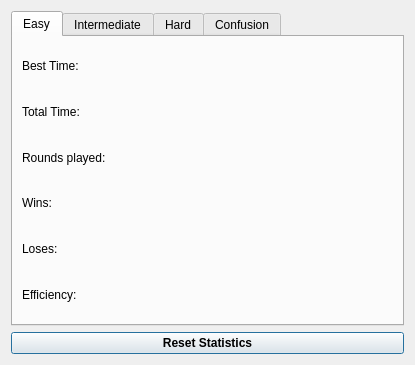
The window that statsdialog.ui (Filan-glitch/MinesweeperPlusPlus) describes before a commit, drawn with Qt 5.
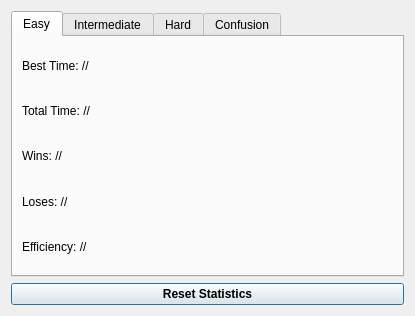
The same window after the commit. Icons and pictures are not drawn.

Diff of the .ui file:
```diff
--- a/statsdialog.ui
+++ b/statsdialog.ui
@@ -7,7 +7,7 @@
     <x>0</x>
     <y>0</y>
     <width>415</width>
-    <height>365</height>
+    <height>316</height>
    </rect>
   </property>
   <property name="windowTitle">
@@ -43,42 +43,35 @@
        <item>
         <widget class="QLabel" name="easyBestTimeLabel">
          <property name="text">
-          <string>Best Time:</string>
+          <string>Best Time: //</string>
          </property>
         </widget>
        </item>
        <item>
         <widget class="QLabel" name="easyTotalTimeLabel">
          <property name="text">
-          <string>Total Time:</string>
-         </property>
-        </widget>
-       </item>
-       <item>
-        <widget class="QLabel" name="easyRoundsPlayedLabel">
-         <property name="text">
-          <string>Rounds played:</string>
+          <string>Total Time: //</string>
          </property>
         </widget>
        </item>
        <item>
         <widget class="QLabel" name="easyWinsLabel">
          <property name="text">
-          <string>Wins:</string>
+          <string>Wins: //</string>
          </property>
         </widget>
        </item>
        <item>
         <widget class="QLabel" name="easyLosesLabel">
          <property name="text">
-          <string>Loses:</string>
+          <string>Loses: //</string>
          </property>
         </widget>
        </item>
        <item>
         <widget class="QLabel" name="easyEfficiencyLabel">
          <property name="text">
-          <string>Efficiency: </string>
+          <string>Efficiency: //</string>
          </property>
         </widget>
        </item>
```
Left out of the diff: 51 changed lines with no effect on the pictures.
